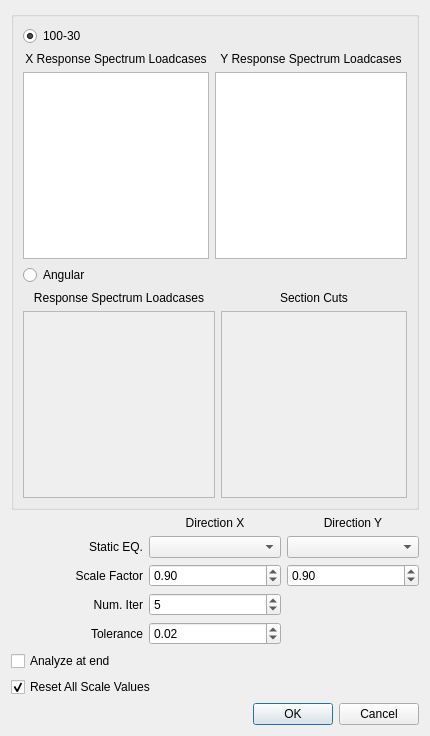
First picture: the form in applications/cfactor/widgets/response_spectrum.ui, repository ebrahimraeyat/civilTools, before the edit.
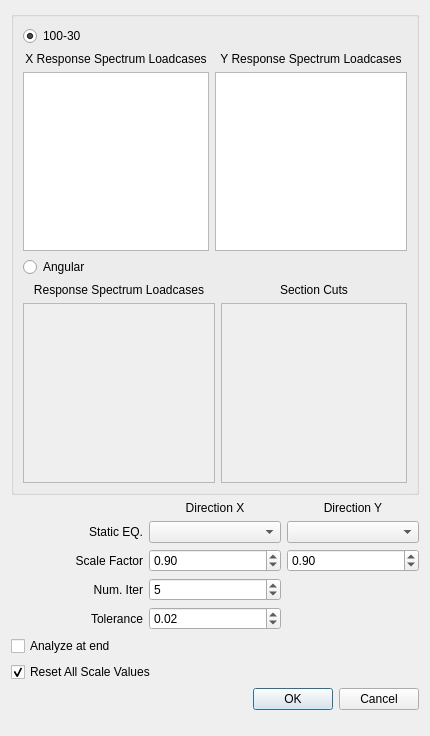
Second picture: the form after the edit.

Diff of the .ui file:
```diff
--- a/applications/cfactor/widgets/response_spectrum.ui
+++ b/applications/cfactor/widgets/response_spectrum.ui
@@ -315,6 +315,19 @@
      </property>
     </widget>
    </item>
+   <item>
+    <spacer name="verticalSpacer">
+     <property name="orientation">
+      <enum>Qt::Vertical</enum>
+     </property>
+     <property name="sizeHint" stdset="0">
+      <size>
+       <width>20</width>
+       <height>40</height>
+      </size>
+     </property>
+    </spacer>
+   </item>
   </layout>
  </widget>
  <resources/>
```
